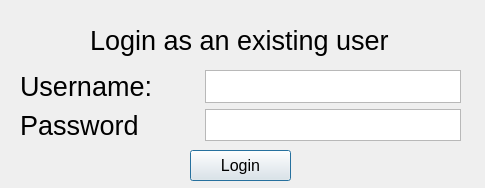
This is DCM/ui_files/login.ui in CarlosCapili/3K04-Pacemaker-Project as Qt 5 draws it before an edit. The edited form follows.
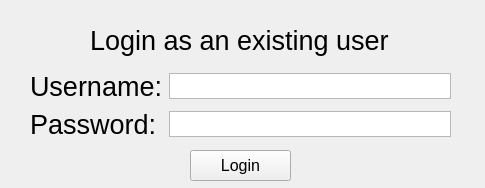
This is the edited form.

The edit to the form file:
```diff
--- a/DCM/ui_files/login.ui
+++ b/DCM/ui_files/login.ui
@@ -1,7 +1,7 @@
 <?xml version="1.0" encoding="UTF-8"?>
 <ui version="4.0">
- <class>LoginScreen</class>
- <widget class="QDialog" name="LoginScreen">
+ <class>Login</class>
+ <widget class="QWidget" name="Login">
   <property name="geometry">
    <rect>
     <x>0</x>
@@ -16,9 +16,9 @@
   <widget class="QWidget" name="gridLayoutWidget">
    <property name="geometry">
     <rect>
-     <x>20</x>
+     <x>30</x>
      <y>70</y>
-     <width>441</width>
+     <width>421</width>
      <height>71</height>
     </rect>
    </property>
@@ -29,7 +29,7 @@
     <item row="0" column="1">
      <widget class="QPlainTextEdit" name="userTextEdit">
       <property name="sizePolicy">
-       <sizepolicy hsizetype="Maximum" vsizetype="Maximum">
+       <sizepolicy hsizetype="Fixed" vsizetype="Fixed">
         <horstretch>0</horstretch>
         <verstretch>0</verstretch>
        </sizepolicy>
@@ -37,7 +37,7 @@
       <property name="maximumSize">
        <size>
         <width>500</width>
-        <height>16777215</height>
+        <height>26</height>
        </size>
       </property>
      </widget>
@@ -45,7 +45,7 @@
     <item row="1" column="1">
      <widget class="QPlainTextEdit" name="passTextEdit">
       <property name="sizePolicy">
-       <sizepolicy hsizetype="Maximum" vsizetype="Maximum">
+       <sizepolicy hsizetype="Fixed" vsizetype="Fixed">
         <horstretch>0</horstretch>
         <verstretch>0</verstretch>
        </sizepolicy>
@@ -53,25 +53,37 @@
       <property name="maximumSize">
        <size>
         <width>500</width>
-        <height>16777215</height>
+        <height>26</height>
        </size>
       </property>
      </widget>
     </item>
     <item row="1" column="0">
      <widget class="QLabel" name="label_3">
+      <property name="sizePolicy">
+       <sizepolicy hsizetype="Maximum" vsizetype="Fixed">
+        <horstretch>0</horstretch>
+        <verstretch>0</verstretch>
+       </sizepolicy>
+      </property>
       <property name="font">
        <font>
         <pointsize>20</pointsize>
        </font>
       </property>
       <property name="text">
-       <string>Password</string>
+       <string>Password:</string>
       </property>
      </widget>
     </item>
     <item row="0" column="0">
      <widget class="QLabel" name="label_2">
+      <property name="sizePolicy">
+       <sizepolicy hsizetype="Maximum" vsizetype="Fixed">
+        <horstretch>0</horstretch>
+        <verstretch>0</verstretch>
+       </sizepolicy>
+      </property>
       <property name="font">
        <font>
         <pointsize>20</pointsize>
```
Left out of the diff: 72 changed lines with no effect on the pictures.
